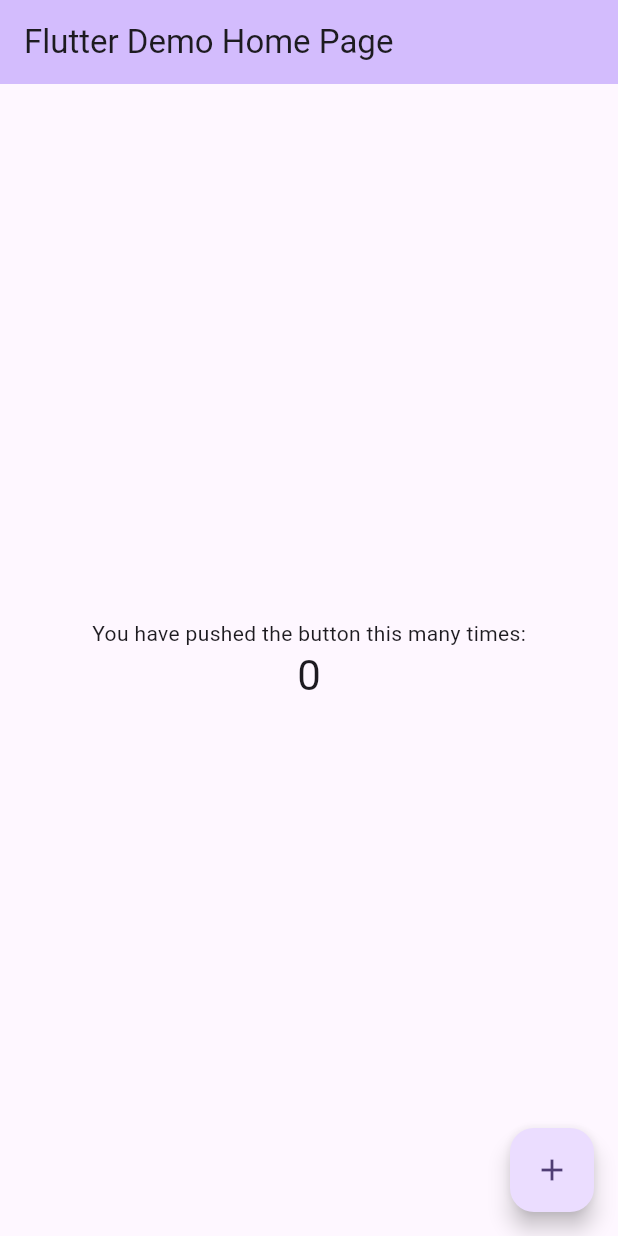
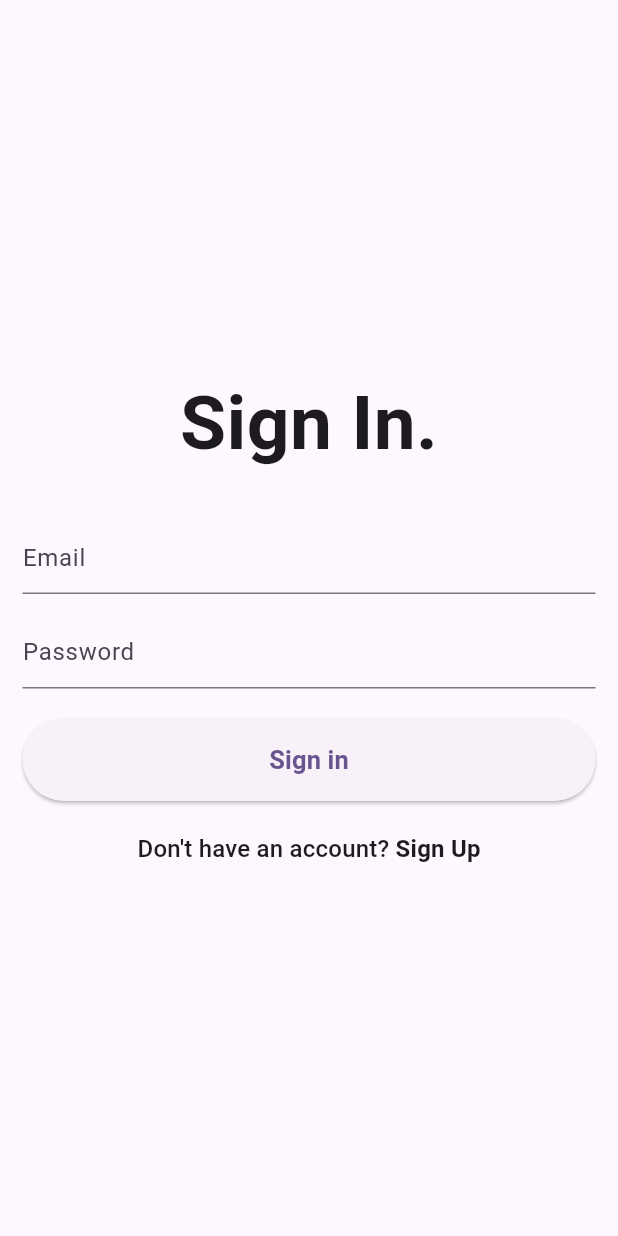
Before and after one commit to sungheeyoon/flutter-bloc-auth-clean-architecture, a Flutter app: the screen it shows after launch, on a phone screen of 412 x 824 dp. Run offline on Flutter 3.47's test engine with Material 3 defaults, Android fonts, the phone set to English and light mode, and no system bars; our stand-ins replace flutter_bloc, fpdart, get_it, supabase_flutter; accounts and stored records are empty.

Commit message:
Added SignIn and SignUp pages with tested

```diff
--- /dev/null
+++ b/lib/core/secrets/app_secrets.dart
@@ -0,0 +1,5 @@
+class AppSecrets {
+  static const supabaseUrl = 'https://ozzmcewlxooyzmjagqme.supabase.co';
+  static const supabaseAnonKey =
+      'eyJhbGciOiJIUzI1NiIsInR5cCI6IkpXVCJ9.eyJpc3MiOiJzdXBhYmFzZSIsInJlZiI6Im96em1jZXdseG9veXptamFncW1lIiwicm9sZSI6ImFub24iLCJpYXQiOjE3MzA3MTU1NjEsImV4cCI6MjA0NjI5MTU2MX0.FepqnO-f9v7NUrRqH4oBpxSfN84x5rjf3aAN5P72IsA';
+}
--- a/lib/features/auth/presentation/bloc/auth_bloc.dart
+++ b/lib/features/auth/presentation/bloc/auth_bloc.dart
@@ -1,3 +1,4 @@
+import 'package:flutter_auth_template/core/usecase/usecase.dart';
 import 'package:flutter_auth_template/features/auth/domain/entities/user.dart';
 import 'package:flutter/material.dart';
 import 'package:flutter_auth_template/features/auth/domain/usecases/sign_in.dart';
@@ -11,6 +12,7 @@ part 'auth_state.dart';
 class AuthBloc extends Bloc<AuthEvent, AuthState> {
   final SignIn _signIn;
   final SignUp _signUp;
+  final SignOut _signOut;
 
   AuthBloc({
     required SignIn signIn,
@@ -18,10 +20,19 @@ class AuthBloc extends Bloc<AuthEvent, AuthState> {
     required SignOut signOut,
   })  : _signIn = signIn,
         _signUp = signUp,
+        _signOut = signOut,
         super(AuthInitial()) {
     on<AuthEvent>((_, emit) => emit(AuthLoading()));
     on<AuthSignUp>(_onAuthSignUp);
     on<AuthSignIn>(_onAuthSignIn);
+    on<AuthSignOut>(_onAuthSignOut);
+  }
+
+  void _onAuthSignOut(
+    AuthSignOut event,
+    Emitter<AuthState> emit,
+  ) {
+    _signOut(NoParams());
   }
 
   void _onAuthSignUp(
--- /dev/null
+++ b/lib/features/auth/presentation/pages/sign_in_page.dart
@@ -0,0 +1,123 @@
+import 'package:flutter/material.dart';
+import 'package:flutter_auth_template/core/common/wigets/loder.dart';
+import 'package:flutter_auth_template/core/utils/show_snackbar.dart';
+import 'package:flutter_auth_template/features/auth/presentation/bloc/auth_bloc.dart';
+import 'package:flutter_auth_template/features/auth/presentation/pages/sign_up_page.dart';
+import 'package:flutter_auth_template/features/auth/presentation/widgets/auth_button.dart';
+import 'package:flutter_auth_template/features/auth/presentation/widgets/auth_field.dart';
+import 'package:flutter_auth_template/home_page.dart';
+import 'package:flutter_bloc/flutter_bloc.dart';
+
+class SignInPage extends StatefulWidget {
+  static route() => MaterialPageRoute(
+        builder: (context) => const SignInPage(),
+      );
+  const SignInPage({super.key});
+
+  @override
+  State<SignInPage> createState() => _SignInPageState();
+}
+
+class _SignInPageState extends State<SignInPage> {
+  final emailController = TextEditingController();
+  final passwordController = TextEditingController();
+  final formKey = GlobalKey<FormState>();
+
+  @override
+  void dispose() {
+    emailController.dispose();
+    passwordController.dispose();
+    super.dispose();
+  }
+
+  @override
+  Widget build(BuildContext context) {
+    return Scaffold(
+      body: Padding(
+        padding: const EdgeInsets.all(15.0),
+        child: BlocConsumer<AuthBloc, AuthState>(
+          listener: (context, state) {
+            if (state is AuthFailure) {
+              showSnackBar(context, state.message);
+            } else if (state is AuthSuccess) {
+              Navigator.pushAndRemoveUntil(
+                context,
+                HomePage.route(),
+                (route) => false,
+              );
+            }
+          },
+          builder: (context, state) {
+            if (state is AuthLoading) {
+              return const Loader();
+            }
+
+            return Form(
+              key: formKey,
+              child: Column(
+                mainAxisAlignment: MainAxisAlignment.center,
+                children: [
+                  const Text(
+                    'Sign In.',
+                    style: TextStyle(
+                      fontSize: 50,
+                      fontWeight: FontWeight.bold,
+                    ),
+                  ),
+                  const SizedBox(height: 30),
+                  AuthField(
+                    hintText: 'Email',
+                    controller: emailController,
+                  ),
+                  const SizedBox(height: 15),
+                  AuthField(
+                    hintText: 'Password',
+                    controller: passwordController,
+                    isObscureText: true,
+                  ),
+                  const SizedBox(height: 20),
+                  AuthButton(
+                    buttonText: 'Sign in',
+                    onPressed: () {
+                      if (formKey.currentState!.validate()) {
+                        context.read<AuthBloc>().add(
+                              AuthSignIn(
+                                email: emailController.text.trim(),
+                                password: passwordController.text.trim(),
+                              ),
+                            );
+                      }
+                    },
+                  ),
+                  const SizedBox(height: 20),
+                  GestureDetector(
+                    onTap: () {
+                      Navigator.push(context, SignUpPage.route());
+                    },
+                    child: RichText(
+                      text: TextSpan(
+                        text: 'Don\'t have an account? ',
+                        style: Theme.of(context).textTheme.titleMedium,
+                        children: [
+                          TextSpan(
+                            text: 'Sign Up',
+                            style: Theme.of(context)
+                                .textTheme
+                                .titleMedium
+                                ?.copyWith(
+                                  fontWeight: FontWeight.bold,
+                                ),
+                          ),
+                        ],
+                      ),
+                    ),
+                  ),
+                ],
+              ),
+            );
+          },
+        ),
+      ),
+    );
+  }
+}
--- /dev/null
+++ b/lib/features/auth/presentation/widgets/auth_button.dart
@@ -0,0 +1,33 @@
+import 'package:flutter/material.dart';
+
+class AuthButton extends StatelessWidget {
+  final String buttonText;
+  final VoidCallback onPressed;
+  const AuthButton({
+    super.key,
+    required this.buttonText,
+    required this.onPressed,
+  });
+
+  @override
+  Widget build(BuildContext context) {
+    return Container(
+      decoration: BoxDecoration(
+        borderRadius: BorderRadius.circular(7),
+      ),
+      child: ElevatedButton(
+        onPressed: onPressed,
+        style: ElevatedButton.styleFrom(
+          fixedSize: const Size(395, 55),
+        ),
+        child: Text(
+          buttonText,
+          style: const TextStyle(
+            fontSize: 17,
+            fontWeight: FontWeight.w600,
+          ),
+        ),
+      ),
+    );
+  }
+}
--- /dev/null
+++ b/lib/features/auth/presentation/widgets/auth_field.dart
@@ -0,0 +1,30 @@
+import 'package:flutter/material.dart';
+
+class AuthField extends StatelessWidget {
+  final String hintText;
+  final TextEditingController controller;
+  final bool isObscureText;
+  const AuthField({
+    super.key,
+    required this.hintText,
+    required this.controller,
+    this.isObscureText = false,
+  });
+
+  @override
+  Widget build(BuildContext context) {
+    return TextFormField(
+      controller: controller,
+      decoration: InputDecoration(
+        hintText: hintText,
+      ),
+      validator: (value) {
+        if (value!.isEmpty) {
+          return "$hintText is missing!";
+        }
+        return null;
+      },
+      obscureText: isObscureText,
+    );
+  }
+}
```
Also changed, not shown: lib/core/common/wigets/loder.dart (added, +12 -0 lines), lib/core/utils/show_snackbar.dart (added, +11 -0 lines), lib/features/auth/presentation/pages/sign_up_page.dart (added, +132 -0 lines), lib/home_page.dart (added, +17 -0 lines), lib/init_dependencies.dart (added, +61 -0 lines), lib/main.dart (+14 -3 lines).
